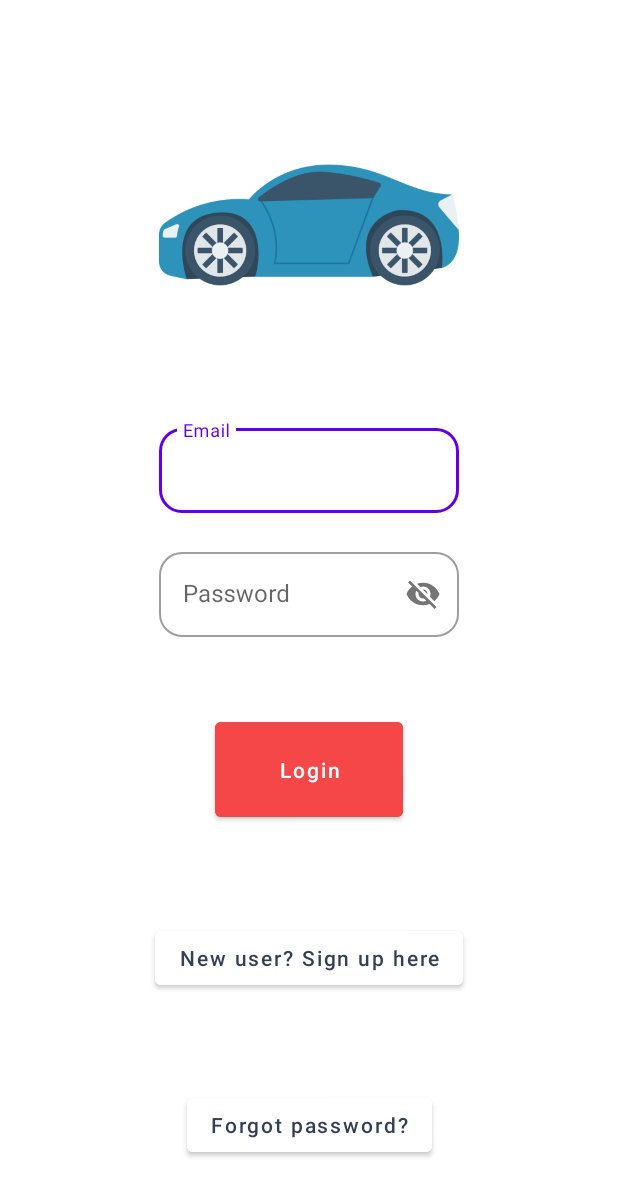
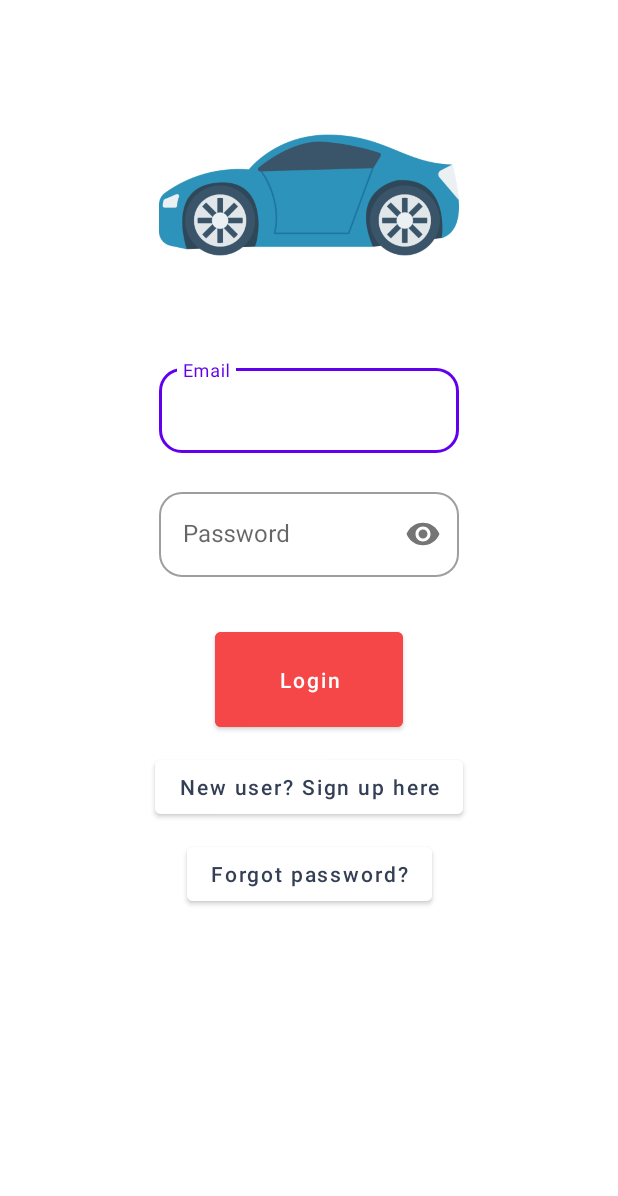
Before and after one commit to AlexNechaev1/Android-2-final-project, an Android app: the layout fragment_login_page.xml on its own in the app's theme, with its tools: preview values and no code run, on a phone screen of 412 x 824 dp. Shown: the top 1196 px of the screen. Run offline under Robolectric (Android 15) with nearby library versions, the phone set to English and light mode, and no system bars.

Commit message:
minor changes

```diff
--- a/app/src/main/res/layout/fragment_login_page.xml
+++ b/app/src/main/res/layout/fragment_login_page.xml
@@ -8,12 +8,12 @@
     android:focusable="true">
 
     <ProgressBar
+        android:id="@+id/login_page_progress_bar"
         android:layout_width="wrap_content"
-        android:id="@+id/login_page_progress_bar"
         android:layout_height="wrap_content"
         android:indeterminateTint="#f54748"
+        android:visibility="invisible"
         app:layout_constraintEnd_toEndOf="parent"
-        android:visibility="invisible"
         app:layout_constraintStart_toStartOf="parent"
         app:layout_constraintTop_toTopOf="parent" />
 
@@ -28,7 +28,7 @@
         android:id="@+id/login_logo"
         android:layout_width="200dp"
         android:layout_height="200dp"
-        android:layout_marginTop="50dp"
+        android:layout_marginTop="30dp"
         android:scaleType="fitXY"
         android:src="@drawable/car"
         app:layout_constraintEnd_toEndOf="parent"
@@ -40,10 +40,11 @@
         android:id="@+id/textInputLayout3"
         style="@style/OutlinedRoundedBox"
         android:layout_width="0dp"
+        android:layout_height="wrap_content"
+        android:layout_marginTop="10dp"
         app:errorEnabled="true"
+        app:boxBackgroundColor="@null"
         app:errorIconDrawable="@drawable/ic_error"
-        android:layout_height="wrap_content"
-        android:layout_marginTop="30dp"
         app:layout_constraintEnd_toEndOf="@id/login_logo"
         app:layout_constraintStart_toStartOf="@id/login_logo"
         app:layout_constraintTop_toBottomOf="@+id/login_logo">
@@ -59,9 +60,9 @@
         android:id="@+id/textInputLayout"
         style="@style/OutlinedRoundedBox"
         android:layout_width="0dp"
+        android:layout_height="wrap_content"
         app:errorEnabled="true"
         app:errorIconDrawable="@drawable/ic_error"
-        android:layout_height="wrap_content"
         app:layout_constraintEnd_toEndOf="@id/login_logo"
         app:layout_constraintStart_toStartOf="@id/login_logo"
         app:layout_constraintTop_toBottomOf="@+id/textInputLayout3"
@@ -71,7 +72,7 @@
             android:id="@+id/login_page_password_edit_text"
             android:layout_width="match_parent"
             android:layout_height="wrap_content"
-
+            android:inputType="textPassword"
             android:hint="@string/password" />
 
     </com.google.android.material.textfield.TextInputLayout>
@@ -81,7 +82,7 @@
         android:id="@+id/login_page_login_btn"
         android:layout_width="125dp"
         android:layout_height="75dp"
-        android:layout_marginTop="30dp"
+        android:layout_marginTop="10dp"
         android:backgroundTint="#f54748"
         android:elevation="2dp"
         android:stateListAnimator="@null"
@@ -91,32 +92,33 @@
         app:layout_constraintStart_toStartOf="parent"
         app:layout_constraintTop_toBottomOf="@+id/textInputLayout" />
 
+    <Button
+
+        android:id="@+id/login_page_new_user_btn"
+        android:layout_width="wrap_content"
+        android:layout_height="wrap_content"
+        android:layout_marginTop="10dp"
+        android:backgroundTint="@color/white"
+        android:text="@string/new_user"
+        android:textAllCaps="false"
+        android:textColor="#343f56"
+        app:layout_constraintEnd_toEndOf="parent"
+        app:layout_constraintStart_toStartOf="parent"
+        app:layout_constraintTop_toBottomOf="@+id/login_page_login_btn" />
+
 
     <Button
         android:id="@+id/login_page_forget_password_btn"
         android:layout_width="wrap_content"
         android:layout_height="wrap_content"
-        android:layout_marginBottom="50dp"
+        android:layout_marginTop="10dp"
         android:backgroundTint="@color/white"
         android:text="@string/forget_password"
         android:textAllCaps="false"
         android:textColor="#343f56"
-        app:layout_constraintBottom_toBottomOf="parent"
-        app:layout_constraintEnd_toEndOf="parent"
-        app:layout_constraintStart_toStartOf="parent" />
-
-    <Button
-        android:id="@+id/login_page_new_user_btn"
-        android:layout_width="wrap_content"
-        android:layout_height="wrap_content"
-        android:backgroundTint="@color/white"
-        android:text="@string/new_user"
-        android:textAllCaps="false"
-        android:textColor="#343f56"
-        app:layout_constraintBottom_toTopOf="@+id/login_page_forget_password_btn"
         app:layout_constraintEnd_toEndOf="parent"
         app:layout_constraintStart_toStartOf="parent"
-        app:layout_constraintTop_toBottomOf="@+id/login_page_login_btn" />
+        app:layout_constraintTop_toBottomOf="@+id/login_page_new_user_btn" />
 
 
 </androidx.constraintlayout.widget.ConstraintLayout>
--- a/app/src/main/res/layout/fragment_result_page.xml
+++ b/app/src/main/res/layout/fragment_result_page.xml
@@ -16,7 +16,8 @@
         android:layout_width="match_parent"
         android:layout_height="0dp"
         android:layout_margin="40dp"
-        android:src="@mipmap/ic_launcher"
+        android:src="@drawable/ic_launcher_foreground"
+        android:background="@color/teal_700"
         app:layout_constraintDimensionRatio="1:1"
         app:layout_constraintEnd_toEndOf="parent"
         app:layout_constraintStart_toStartOf="parent"
```
